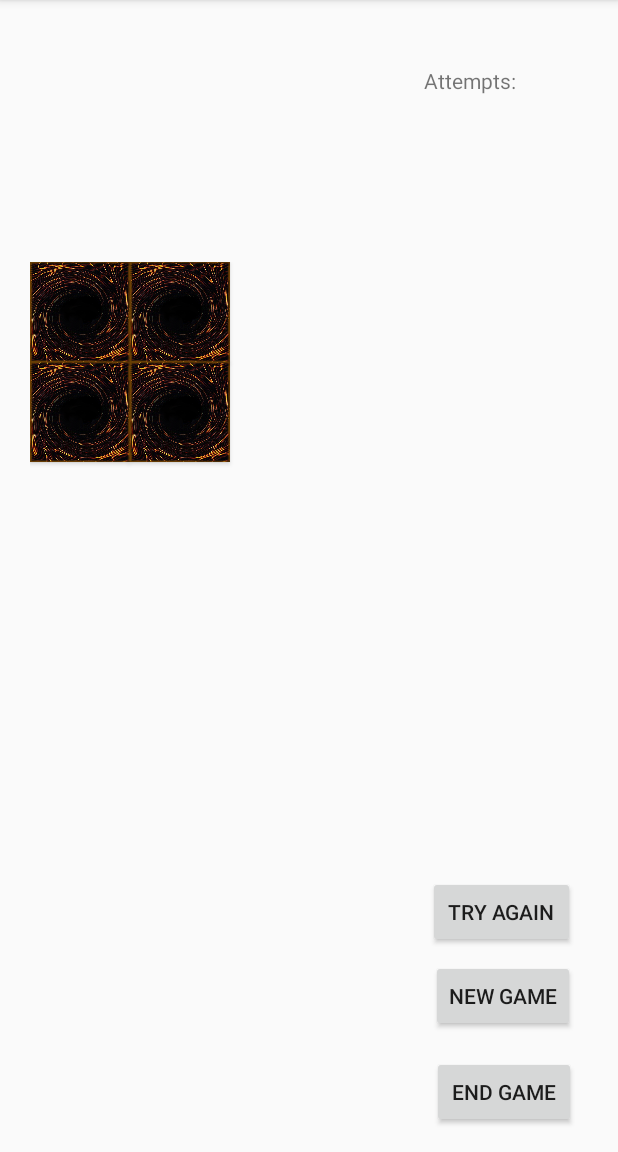
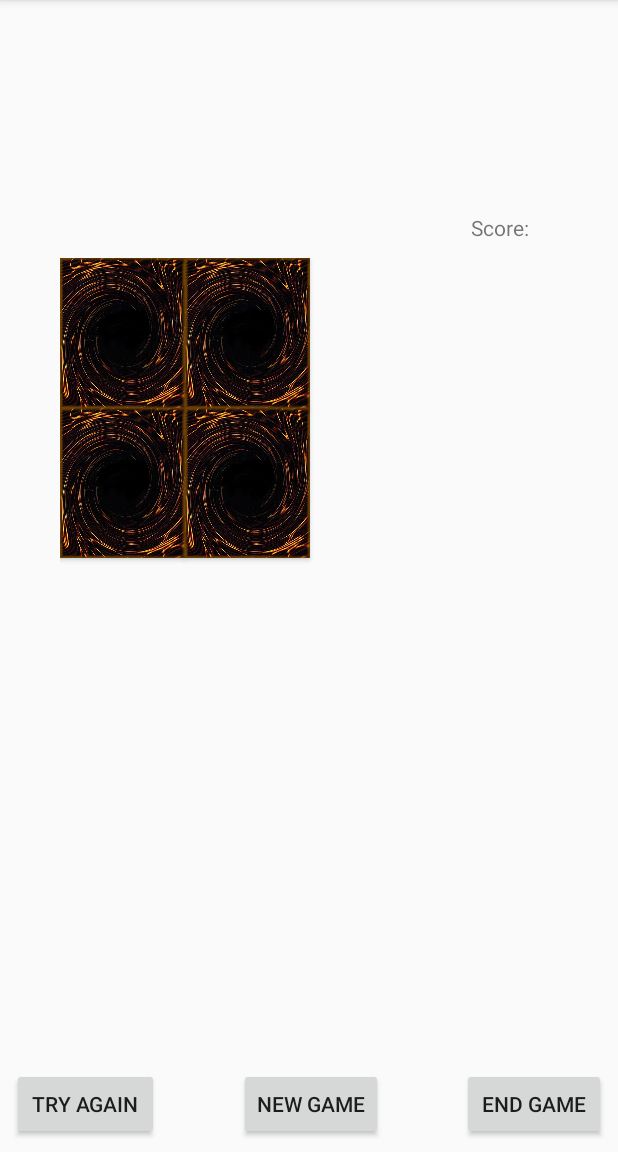
Before and after one commit to SwaySway/CardGame, an Android app: the Game screen opened directly, with no data from a screen before it, on a phone screen of 412 x 824 dp, the part 84-1236 px from its top. Run offline under Robolectric (Android 15) with nearby library versions, the phone set to English and light mode, and no system bars.

Commit message:
Core functionality fixed should work in landscape

```diff
--- a/app/src/main/java/com/example/josue/cardgame/Card.java
+++ b/app/src/main/java/com/example/josue/cardgame/Card.java
@@ -39,8 +39,8 @@ public class Card extends Button{
         //Determines layout within the grid
         GridLayout.LayoutParams tempParams = new GridLayout.LayoutParams(GridLayout.spec(r), GridLayout.spec(c));
         //Sets Card Size
-        tempParams.width = (int) getResources().getDisplayMetrics().density * 100;
-        tempParams.height = (int) getResources().getDisplayMetrics().density * 100;
+        tempParams.width = (int) getResources().getDisplayMetrics().density * 125;
+        tempParams.height = (int) getResources().getDisplayMetrics().density * 150;
 
         setLayoutParams(tempParams);
     }
--- a/app/src/main/java/com/example/josue/cardgame/Game.java
+++ b/app/src/main/java/com/example/josue/cardgame/Game.java
@@ -56,7 +56,7 @@ public class Game extends AppCompatActivity implements View.OnClickListener {
         tryagainBttn.setText("Try Again");
         newgameBttn.setText("New Game");
         endgameBttn.setText("End Game");
-        scoreCount.setText("Attempts: ");
+        scoreCount.setText("Score: ");
 
 
         //for initial testing we trying out a 4x4 card layout
--- a/app/src/main/java/com/example/josue/cardgame/MainMenu.java
+++ b/app/src/main/java/com/example/josue/cardgame/MainMenu.java
@@ -21,7 +21,7 @@ public class MainMenu extends AppCompatActivity {
         highscoreActivity = findViewById(R.id.highscoreBttn);
         musicToggle = findViewById(R.id.musictoggle);
         startGame.setText("Start Game");
-        highscoreActivity.setText("Highscores");
+        highscoreActivity.setText("Highscores ");
         //Changed text for on and off
         musicToggle.setTextOff("Music Off");
         musicToggle.setTextOn("Music On");
--- a/app/src/main/res/layout-land/activity_game.xml
+++ b/app/src/main/res/layout-land/activity_game.xml
@@ -8,18 +8,16 @@
 
     <GridLayout
         android:id="@+id/gridLayout"
-        android:layout_width="423dp"
-        android:layout_height="250dp"
+        android:layout_width="458dp"
+        android:layout_height="270dp"
         android:layout_marginBottom="8dp"
         android:layout_marginEnd="8dp"
         android:layout_marginStart="8dp"
         android:layout_marginTop="8dp"
         app:layout_constraintBottom_toBottomOf="parent"
-        app:layout_constraintEnd_toEndOf="parent"
-        app:layout_constraintHorizontal_bias="0.051"
+        app:layout_constraintEnd_toStartOf="@+id/retry"
         app:layout_constraintStart_toStartOf="parent"
-        app:layout_constraintTop_toTopOf="parent"
-        app:layout_constraintVertical_bias="0.0">
+        app:layout_constraintTop_toTopOf="parent">
 
     </GridLayout>
 
@@ -29,27 +27,20 @@
         android:layout_height="48dp"
         android:layout_marginBottom="8dp"
         android:layout_marginEnd="16dp"
-        android:layout_marginStart="8dp"
         android:layout_marginTop="8dp"
         app:layout_constraintBottom_toTopOf="@+id/newgame"
         app:layout_constraintEnd_toEndOf="parent"
-        app:layout_constraintHorizontal_bias="0.666"
-        app:layout_constraintStart_toEndOf="@+id/gridLayout"
-        app:layout_constraintTop_toBottomOf="@+id/title"
-        app:layout_constraintVertical_bias="0.938"
+        app:layout_constraintTop_toBottomOf="@+id/scoreTitle"
+        app:layout_constraintVertical_bias="1.0"
         tools:text="Try Again" />
 
     <Button
         android:id="@+id/newgame"
         android:layout_width="wrap_content"
         android:layout_height="48dp"
-        android:layout_marginBottom="16dp"
-        android:layout_marginEnd="8dp"
-        android:layout_marginStart="8dp"
+        android:layout_marginEnd="16dp"
         app:layout_constraintBottom_toTopOf="@+id/endgame"
         app:layout_constraintEnd_toEndOf="parent"
-        app:layout_constraintHorizontal_bias="0.68"
-        app:layout_constraintStart_toEndOf="@+id/gridLayout"
         tools:text="New Game" />
 
     <Button
@@ -57,25 +48,19 @@
         android:layout_width="96dp"
         android:layout_height="0dp"
         android:layout_marginBottom="16dp"
-        android:layout_marginEnd="8dp"
-        android:layout_marginStart="8dp"
+        android:layout_marginEnd="16dp"
         app:layout_constraintBottom_toBottomOf="parent"
         app:layout_constraintEnd_toEndOf="parent"
-        app:layout_constraintHorizontal_bias="0.692"
-        app:layout_constraintStart_toEndOf="@+id/gridLayout"
         tools:text="End Game" />
 
     <TextView
-        android:id="@+id/title"
+        android:id="@+id/scoreTitle"
         android:layout_width="70dp"
         android:layout_height="30dp"
-        android:layout_marginEnd="8dp"
-        android:layout_marginStart="40dp"
+        android:layout_marginEnd="16dp"
         android:layout_marginTop="16dp"
         app:layout_constraintEnd_toEndOf="parent"
-        app:layout_constraintHorizontal_bias="0.0"
-        app:layout_constraintStart_toEndOf="@+id/gridLayout"
         app:layout_constraintTop_toTopOf="parent"
-        tools:text="Attempts:" />
+        tools:text="Score: " />
 
 </android.support.constraint.ConstraintLayout>
--- a/app/src/main/res/layout/activity_game.xml
+++ b/app/src/main/res/layout/activity_game.xml
@@ -8,15 +8,14 @@
 
     <GridLayout
         android:id="@+id/gridLayout"
-        android:layout_width="216dp"
-        android:layout_height="419dp"
+        android:layout_width="332dp"
+        android:layout_height="392dp"
         android:layout_marginBottom="8dp"
         android:layout_marginEnd="8dp"
         android:layout_marginStart="8dp"
-        android:layout_marginTop="8dp"
-        app:layout_constraintBottom_toBottomOf="parent"
+        android:layout_marginTop="32dp"
+        app:layout_constraintBottom_toTopOf="@+id/newgame"
         app:layout_constraintEnd_toEndOf="parent"
-        app:layout_constraintHorizontal_bias="0.068"
         app:layout_constraintStart_toStartOf="parent"
         app:layout_constraintTop_toTopOf="parent">
 
@@ -27,54 +26,46 @@
         android:layout_width="98dp"
         android:layout_height="48dp"
         android:layout_marginBottom="8dp"
-        android:layout_marginEnd="8dp"
         android:layout_marginStart="8dp"
-        android:layout_marginTop="8dp"
-        app:layout_constraintBottom_toTopOf="@+id/newgame"
-        app:layout_constraintEnd_toEndOf="parent"
-        app:layout_constraintHorizontal_bias="0.666"
-        app:layout_constraintStart_toEndOf="@+id/gridLayout"
-        app:layout_constraintTop_toBottomOf="@+id/title"
-        app:layout_constraintVertical_bias="0.979"
+        app:layout_constraintBottom_toBottomOf="parent"
+        app:layout_constraintStart_toStartOf="parent"
         tools:text="Try Again" />
 
     <Button
         android:id="@+id/newgame"
         android:layout_width="wrap_content"
         android:layout_height="48dp"
-        android:layout_marginBottom="16dp"
+        android:layout_marginBottom="8dp"
         android:layout_marginEnd="8dp"
         android:layout_marginStart="8dp"
-        app:layout_constraintBottom_toTopOf="@+id/endgame"
-        app:layout_constraintEnd_toEndOf="parent"
-        app:layout_constraintHorizontal_bias="0.68"
-        app:layout_constraintStart_toEndOf="@+id/gridLayout"
+        app:layout_constraintBottom_toBottomOf="parent"
+        app:layout_constraintEnd_toStartOf="@+id/endgame"
+        app:layout_constraintStart_toEndOf="@+id/retry"
         tools:text="New Game" />
 
     <Button
         android:id="@+id/endgame"
         android:layout_width="96dp"
         android:layout_height="0dp"
-        android:layout_marginBottom="16dp"
+        android:layout_marginBottom="8dp"
         android:layout_marginEnd="8dp"
-        android:layout_marginStart="8dp"
         app:layout_constraintBottom_toBottomOf="parent"
         app:layout_constraintEnd_toEndOf="parent"
-        app:layout_constraintHorizontal_bias="0.692"
-        app:layout_constraintStart_toEndOf="@+id/gridLayout"
         tools:text="End Game" />
 
     <TextView
         android:id="@+id/scoreTitle"
-        android:layout_width="70dp"
+        android:layout_width="80dp"
         android:layout_height="30dp"
         android:layout_marginEnd="8dp"
-        android:layout_marginStart="40dp"
-        android:layout_marginTop="44dp"
+        android:layout_marginStart="8dp"
+        android:layout_marginTop="8dp"
+        app:layout_constraintBottom_toTopOf="@+id/gridLayout"
         app:layout_constraintEnd_toEndOf="parent"
-        app:layout_constraintHorizontal_bias="0.111"
-        app:layout_constraintStart_toEndOf="@+id/gridLayout"
+        app:layout_constraintHorizontal_bias="0.969"
+        app:layout_constraintStart_toStartOf="parent"
         app:layout_constraintTop_toTopOf="parent"
-        tools:text="Attempts:" />
+        app:layout_constraintVertical_bias="1.0"
+        tools:text="Score:" />
 
 </android.support.constraint.ConstraintLayout>
```
